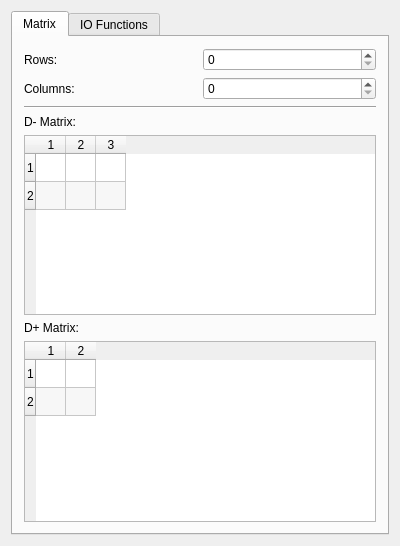
The window that gui/matrixwidget.ui (zettdaymond/opulus) describes before a commit, drawn with Qt 5.
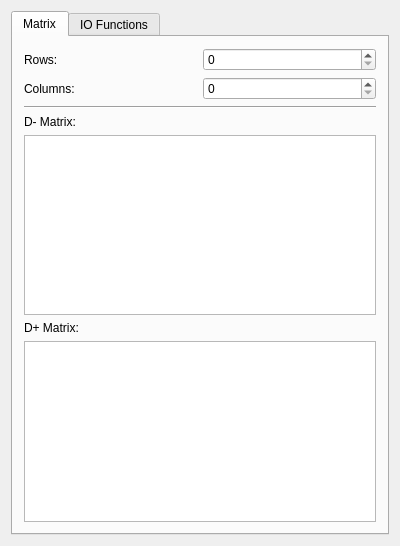
The same window after the commit. The open tabs and pages were chosen to show the change.

Commit message: set row and column count in matrix widget (on D+ and D- matrix) on zero by default.

Diff of the .ui file:
```diff
--- a/gui/matrixwidget.ui
+++ b/gui/matrixwidget.ui
@@ -78,10 +78,10 @@
               <enum>Qt::ElideLeft</enum>
              </property>
              <property name="rowCount">
-              <number>2</number>
+              <number>0</number>
              </property>
              <property name="columnCount">
-              <number>3</number>
+              <number>0</number>
              </property>
              <attribute name="horizontalHeaderDefaultSectionSize">
               <number>30</number>
@@ -92,11 +92,6 @@
              <attribute name="verticalHeaderDefaultSectionSize">
               <number>28</number>
              </attribute>
-             <row/>
-             <row/>
-             <column/>
-             <column/>
-             <column/>
             </widget>
            </item>
            <item>
@@ -112,10 +107,10 @@
               <bool>true</bool>
              </property>
              <property name="rowCount">
-              <number>2</number>
+              <number>0</number>
              </property>
              <property name="columnCount">
-              <number>2</number>
+              <number>0</number>
              </property>
              <attribute name="horizontalHeaderDefaultSectionSize">
               <number>30</number>
@@ -123,10 +118,6 @@
              <attribute name="verticalHeaderDefaultSectionSize">
               <number>28</number>
              </attribute>
-             <row/>
-             <row/>
-             <column/>
-             <column/>
             </widget>
            </item>
           </layout>
```
Left out of the diff: 2 changed lines with no effect on the pictures.
